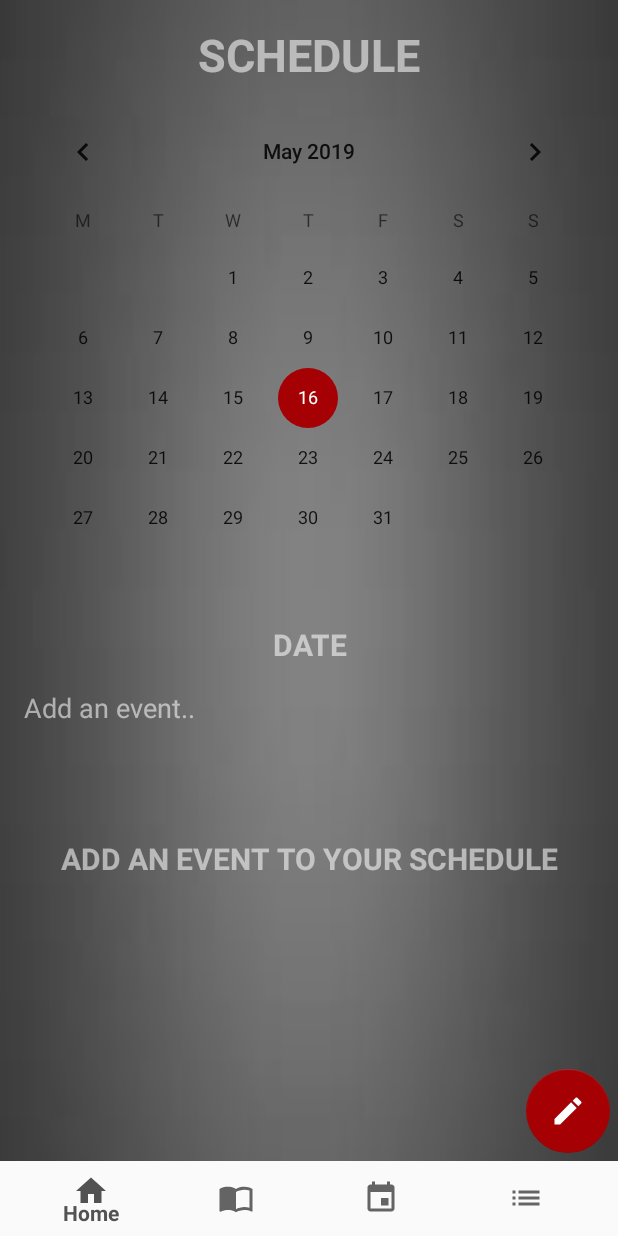
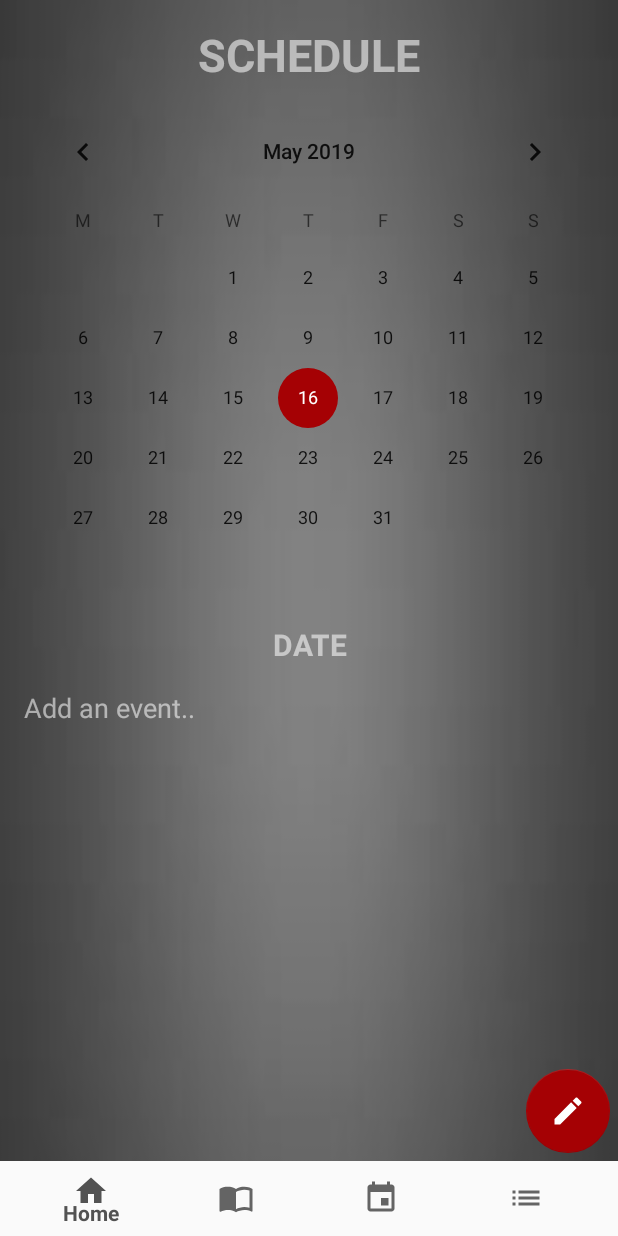
Before and after one commit to Ginnian/Organisational-app, an Android app: the fragment ScheduleFragment placed in its activity, on a phone screen of 412 x 824 dp. Run offline under Robolectric (Android 15) with nearby library versions, the phone set to English and light mode, and no system bars.

```diff
--- a/app/build.gradle
+++ b/app/build.gradle
@@ -9,6 +9,7 @@ android {
         versionCode 1
         versionName "1.0"
         testInstrumentationRunner "android.support.test.runner.AndroidJUnitRunner"
+        vectorDrawables.useSupportLibrary = true
     }
     buildTypes {
         release {
@@ -23,6 +24,8 @@ dependencies {
     implementation 'com.android.support:appcompat-v7:28.0.0'
     implementation 'com.android.support:design:28.0.0'
     implementation 'com.android.support.constraint:constraint-layout:1.1.3'
+    implementation 'com.android.support:support-v4:28.0.0'
+    implementation 'com.android.support:support-vector-drawable:28.0.0'
     testImplementation 'junit:junit:4.12'
     androidTestImplementation 'com.android.support.test:runner:1.0.2'
     androidTestImplementation 'com.android.support.test.espresso:espresso-core:3.0.2'
--- a/app/src/main/AndroidManifest.xml
+++ b/app/src/main/AndroidManifest.xml
@@ -9,6 +9,9 @@
         android:roundIcon="@mipmap/ic_launcher_round"
         android:supportsRtl="true"
         android:theme="@style/AppTheme">
+        <activity
+            android:name=".SettingsActivity"
+            android:label="@string/title_activity_settings"></activity>
         <activity android:name=".LoginRegister.RegistrationActivity" />
         <activity android:name=".Home.MainActivity" />
         <activity android:name=".LoginRegister.LoginActivity">
--- a/app/src/main/java/com/example/sd6501_assignment1_2180511/Schedule/ScheduleFragment.java
+++ b/app/src/main/java/com/example/sd6501_assignment1_2180511/Schedule/ScheduleFragment.java
@@ -9,19 +9,26 @@ import android.support.v7.widget.LinearLayoutManager;
 import android.support.v7.widget.RecyclerView;
 import android.text.Editable;
 import android.text.TextWatcher;
+import android.util.Log;
 import android.view.LayoutInflater;
 import android.view.View;
 import android.view.ViewGroup;
 import android.widget.CalendarView;
 import android.widget.EditText;
 import android.widget.TextView;
+import android.widget.Toast;
 
+import com.example.sd6501_assignment1_2180511.DatabaseHandlerUsers;
 import com.example.sd6501_assignment1_2180511.DraftScheduleAdapter;
+import com.example.sd6501_assignment1_2180511.Home.MainActivity;
 import com.example.sd6501_assignment1_2180511.R;
 
 import java.util.ArrayList;
 
 public class ScheduleFragment extends Fragment {
+    //debug
+    private static final String TAG = "ScheduleFragment";
+
     private CalendarView calendar;
     private EditText eventEntry;
     private TextView currentDate;
@@ -30,9 +37,9 @@ public class ScheduleFragment extends Fragment {
 //    Build event view
     ArrayList<ScheduleClass> events = new ArrayList<>();
     ScheduleClass eventObj = new ScheduleClass();
-    RecyclerView rv;
-    RecyclerView.Adapter rvAdapter;
-    RecyclerView.LayoutManager rvLayoutManager;
+//    RecyclerView rv;
+//    RecyclerView.Adapter rvAdapter;
+//    RecyclerView.LayoutManager rvLayoutManager;
 
     @Nullable
     @Override
@@ -40,11 +47,17 @@ public class ScheduleFragment extends Fragment {
         View v = inflater.inflate(R.layout.fragment_schedule, container, false);
 
         findViews(v);
-        buildRecyclerLayout();
+//        buildRecyclerLayout();
+
+        //get session id
+        MainActivity mainActivity = (MainActivity) getActivity();
+        final long userID = mainActivity.getUserID();
 
         calendar.setOnDateChangeListener(new CalendarView.OnDateChangeListener() {
             @Override
             public void onSelectedDayChange(CalendarView view, int year, int month, int dayOfMonth) {
+                Log.d(TAG, "onSelectedDayChange: Retrieving the date from the calendar");
+
                 currentDate.setText(dayOfMonth + "/" + month + "/" + year);
                 eventObj.setDate(dayOfMonth + "/" + month + "/" + year);
             }
@@ -55,7 +68,11 @@ public class ScheduleFragment extends Fragment {
             @Override
             public void onClick(View v) {
                 eventObj.setEntry(eventEntry.getText().toString().trim());
-                events.add(eventObj);
+
+                saveJournalToDB(userID);
+                Toast.makeText(getActivity().getApplicationContext(),
+                        "New schedule added", Toast.LENGTH_SHORT).show();
+//                events.add(eventObj);
                 eventEntry.getText().clear();
             }
         });
@@ -88,14 +105,21 @@ public class ScheduleFragment extends Fragment {
         eventEntry = v.findViewById(R.id.schedule_et_entry);
         currentDate = v.findViewById(R.id.schedule_tv_dateSelected);
         floatingActionButton = v.findViewById(R.id.schedule_fab_addSchedule);
-        rv = v.findViewById(R.id.schedule_rv_allevents);
+//        rv = v.findViewById(R.id.schedule_rv_allevents);
     }  //find view variables
 
-    public void buildRecyclerLayout() {
-        rv.setHasFixedSize(true);
-        rvLayoutManager = new LinearLayoutManager(getActivity().getApplicationContext());
-        rvAdapter = new DraftScheduleAdapter(events);
-        rv.setLayoutManager(rvLayoutManager);
-        rv.setAdapter(rvAdapter);
-    } //Build event layout for the recycler view
+//    public void buildRecyclerLayout() {
+//        rv.setHasFixedSize(true);
+//        rvLayoutManager = new LinearLayoutManager(getActivity().getApplicationContext());
+//        rvAdapter = new DraftScheduleAdapter(events);
+//        rv.setLayoutManager(rvLayoutManager);
+//        rv.setAdapter(rvAdapter);
+//    } //Build event layout for the recycler view
+
+    private void saveJournalToDB(long userID) {
+        Log.d(TAG, "saveJournalToDB: Saving schedule to database");
+
+        DatabaseHandlerUsers dbhandler = new DatabaseHandlerUsers(getActivity().getApplicationContext());
+        dbhandler.insertSchedule(userID, eventObj.getEntry(), eventObj.getSubject(), eventObj.getDate());
+    }
 }
--- a/app/src/main/res/layout/fragment_schedule.xml
+++ b/app/src/main/res/layout/fragment_schedule.xml
@@ -4,8 +4,8 @@
     android:layout_height="match_parent">
 
     <ScrollView
-        android:layout_width="wrap_content"
-        android:layout_height="wrap_content"
+        android:layout_width="match_parent"
+        android:layout_height="match_parent"
         android:layout_alignParentTop="true"
         android:layout_marginTop="0dp">
 
@@ -56,11 +56,11 @@
             <EditText
                 android:id="@+id/schedule_et_entry"
                 android:layout_width="match_parent"
-                android:layout_height="wrap_content"
+                android:layout_height="match_parent"
                 android:layout_below="@id/schedule_tv_dateSelected"
+                android:autoSizeTextType="uniform"
                 android:background="@color/transparent"
                 android:textColorHint="@color/transparent_white"
-
                 android:ems="10"
                 android:gravity="start"
                 android:hint="@string/editTextScheduleEvent"
@@ -69,29 +69,29 @@
                 android:minLines="4"
                 android:padding="5dp" />
 
-            <TextView
-                android:id="@+id/schedule_tv_yourWeek"
-                android:layout_width="match_parent"
-                android:layout_height="wrap_content"
-                android:layout_below="@+id/schedule_et_entry"
-                android:layout_margin="5dp"
-                android:gravity="center"
-                android:text="ADD AN EVENT TO YOUR SCHEDULE"
-                android:background="@color/transparent"
-                android:textColor="@color/transparent_white"
-                android:textSize="20sp"
-                android:textStyle="bold" />
+            <!--<TextView-->
+                <!--android:id="@+id/schedule_tv_yourWeek"-->
+                <!--android:layout_width="match_parent"-->
+                <!--android:layout_height="wrap_content"-->
+                <!--android:layout_below="@+id/schedule_et_entry"-->
+                <!--android:layout_margin="5dp"-->
+                <!--android:gravity="center"-->
+                <!--android:text="ADD AN EVENT TO YOUR SCHEDULE"-->
+                <!--android:background="@color/transparent"-->
+                <!--android:textColor="@color/transparent_white"-->
+                <!--android:textSize="20sp"-->
+                <!--android:textStyle="bold" />-->
 
-            <android.support.v7.widget.RecyclerView
-                android:id="@+id/schedule_rv_allevents"
-                android:layout_width="match_parent"
-                android:layout_height="wrap_content"
-                android:layout_below="@+id/schedule_tv_yourWeek"
-                android:layout_marginTop="17dp"
-                android:background="@color/transparent"
-                android:scrollbars="vertical">
+            <!--<android.support.v7.widget.RecyclerView-->
+                <!--android:id="@+id/schedule_rv_allevents"-->
+                <!--android:layout_width="match_parent"-->
+                <!--android:layout_height="wrap_content"-->
+                <!--android:layout_below="@+id/schedule_tv_yourWeek"-->
+                <!--android:layout_marginTop="17dp"-->
+                <!--android:background="@color/transparent"-->
+                <!--android:scrollbars="vertical">-->
 
-            </android.support.v7.widget.RecyclerView>
+            <!--</android.support.v7.widget.RecyclerView>-->
         </RelativeLayout>
     </ScrollView>
 
```
Also changed, not shown: app/src/main/java/com/example/sd6501_assignment1_2180511/AppCompatPreferenceActivity.java (added, +109 -0 lines), app/src/main/java/com/example/sd6501_assignment1_2180511/SettingsActivity.java (added, +254 -0 lines), app/src/main/res/drawable/ic_info_black_24dp.xml (added, +9 -0 lines), app/src/main/res/drawable/ic_notifications_black_24dp.xml (added, +9 -0 lines), app/src/main/res/drawable/ic_sync_black_24dp.xml (added, +9 -0 lines), app/src/main/res/values/strings.xml (+73 -0 lines), app/src/main/res/xml/pref_data_sync.xml (added, +21 -0 lines), app/src/main/res/xml/pref_general.xml (added, +33 -0 lines), app/src/main/res/xml/pref_headers.xml (added, +20 -0 lines), app/src/main/res/xml/pref_notification.xml (added, +27 -0 lines).
